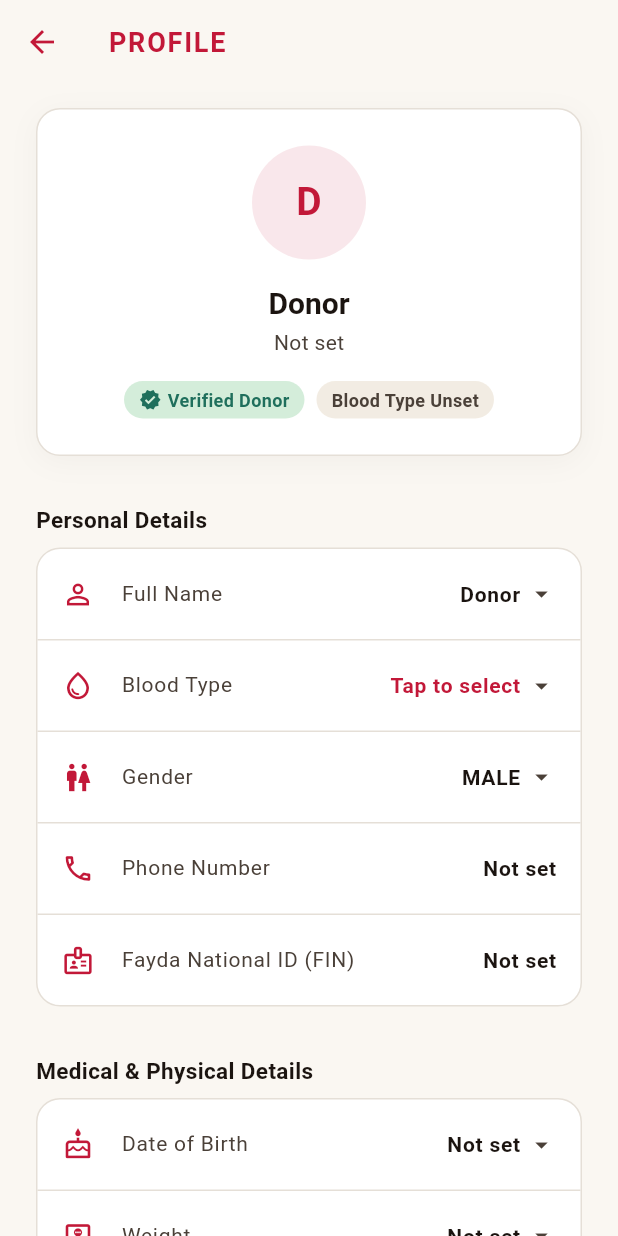
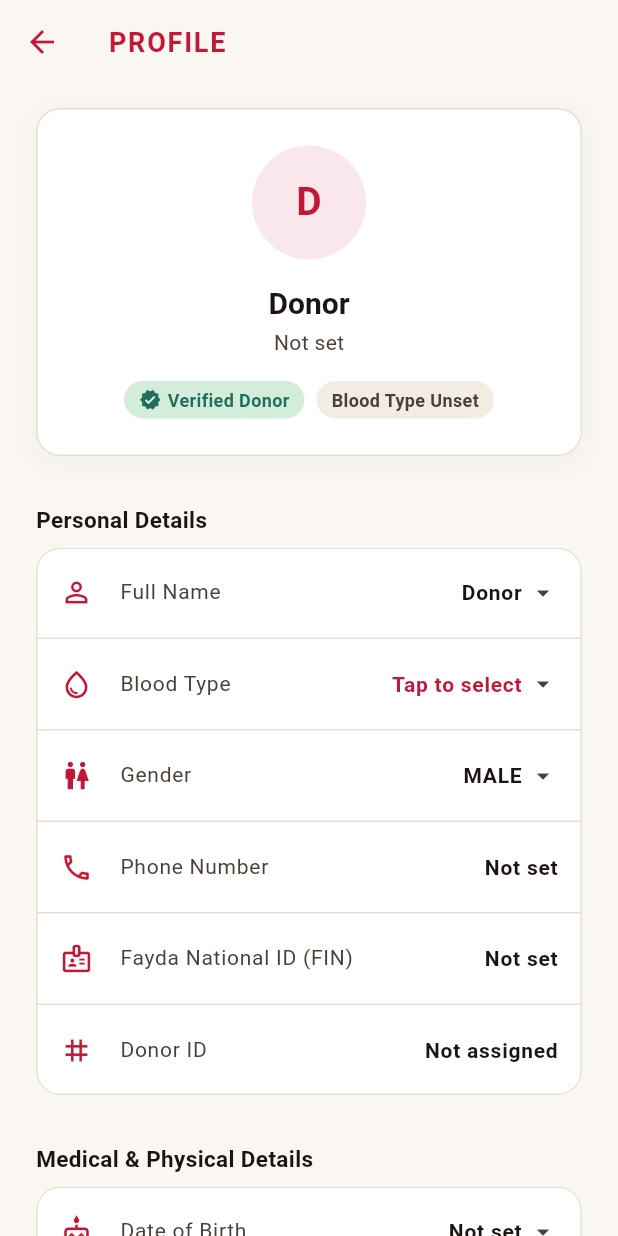
Before and after one commit to Legash-Team/Mobile, a Flutter app: the ProfileScreen screen opened directly, on a phone screen of 412 x 824 dp. Run offline on Flutter 3.47's test engine with Material 3 defaults, Android fonts, the phone set to English and light mode, and no system bars; our stand-ins replace chewie, firebase_core, firebase_messaging, flutter_local_notifications, geolocator, shared_preferences and 1 more; accounts and stored records are empty; Roboto replaces fonts that are missing (IBM Plex Mono, IBM Plex Sans).

Commit message:
feat(mobile): display donor short id with copy action on profile screen (#28)

```diff
--- a/lib/screens/profile_screen.dart
+++ b/lib/screens/profile_screen.dart
@@ -494,6 +494,10 @@ class _ProfileScreenState extends State<ProfileScreen> {
     final name = donor?.name ?? 'Donor';
     final phone = donor?.phone ?? 'Not set';
     final fin = donor?.fin ?? 'Not set';
+    final donorShortId = donor?.shortId;
+    final shortId = (donorShortId != null && donorShortId.trim().isNotEmpty)
+        ? donorShortId
+        : 'Not assigned';
     final bloodType = donor?.bloodType ?? '';
     final gender = donor?.gender ?? 'male';
     final dob = donor?.dob != null ? donor!.dob!.split('T')[0] : 'Not set';
@@ -652,12 +656,13 @@ class _ProfileScreenState extends State<ProfileScreen> {
             ),
           ),
           const SizedBox(height: AppSpacing.xs),
-          Container(
-            decoration: BoxDecoration(
+          Material(
             color: AppColors.surface,
+            shape: RoundedRectangleBorder(
               borderRadius: BorderRadius.circular(AppRadius.lg),
-              border: Border.all(color: AppColors.cardBorder),
+              side: const BorderSide(color: AppColors.cardBorder),
             ),
+            clipBehavior: Clip.antiAlias,
             child: Column(
               children: [
                 _buildActionTile(
@@ -699,6 +704,14 @@ class _ProfileScreenState extends State<ProfileScreen> {
                   value: fin,
                   mono: true,
                 ),
+                const Divider(height: 1, color: AppColors.cardBorder),
+                _buildReadOnlyTile(
+                  icon: Icons.tag,
+                  label: 'Donor ID',
+                  value: shortId,
+                  mono: true,
+                  copyable: donor?.shortId != null && donor!.shortId!.trim().isNotEmpty,
+                ),
               ],
             ),
           ),
@@ -715,12 +728,13 @@ class _ProfileScreenState extends State<ProfileScreen> {
             ),
           ),
           const SizedBox(height: AppSpacing.xs),
-          Container(
-            decoration: BoxDecoration(
+          Material(
             color: AppColors.surface,
+            shape: RoundedRectangleBorder(
               borderRadius: BorderRadius.circular(AppRadius.lg),
-              border: Border.all(color: AppColors.cardBorder),
+              side: const BorderSide(color: AppColors.cardBorder),
             ),
+            clipBehavior: Clip.antiAlias,
             child: Column(
               children: [
                 _buildActionTile(
@@ -785,12 +799,13 @@ class _ProfileScreenState extends State<ProfileScreen> {
             ),
           ),
           const SizedBox(height: AppSpacing.xs),
-          Container(
-            decoration: BoxDecoration(
+          Material(
             color: AppColors.surface,
+            shape: RoundedRectangleBorder(
               borderRadius: BorderRadius.circular(AppRadius.lg),
-              border: Border.all(color: AppColors.cardBorder),
+              side: const BorderSide(color: AppColors.cardBorder),
             ),
+            clipBehavior: Clip.antiAlias,
             child: Column(
               children: [
                 ListTile(
@@ -865,12 +880,16 @@ class _ProfileScreenState extends State<ProfileScreen> {
     required String label,
     required String value,
     bool mono = false,
+    bool copyable = false,
   }) {
     return ListTile(
       contentPadding: const EdgeInsets.symmetric(horizontal: 16, vertical: 2),
       leading: Icon(icon, color: AppColors.crimson, size: 22),
       title: Text(label, style: const TextStyle(fontSize: 14, color: AppColors.textSecondary)),
-      trailing: Text(
+      trailing: Row(
+        mainAxisSize: MainAxisSize.min,
+        children: [
+          Text(
             value,
             style: TextStyle(
               fontSize: 14,
@@ -878,6 +897,31 @@ class _ProfileScreenState extends State<ProfileScreen> {
               fontFamily: mono ? AppFonts.mono : AppFonts.sans,
               color: AppColors.textPrimary,
             ),
+          ),
+          if (copyable) ...[
+            const SizedBox(width: 8),
+            GestureDetector(
+              onTap: () {
+                Clipboard.setData(ClipboardData(text: value));
+                ScaffoldMessenger.of(context).showSnackBar(
+                  SnackBar(
+                    content: Text('$label copied to clipboard'),
+                    duration: const Duration(seconds: 2),
+                    backgroundColor: AppColors.verified,
+                  ),
+                );
+              },
+              child: const Padding(
+                padding: EdgeInsets.all(4.0),
+                child: Icon(
+                  Icons.copy_rounded,
+                  size: 18,
+                  color: AppColors.textSecondary,
+                ),
+              ),
+            ),
+          ],
+        ],
       ),
     );
   }
```
Also changed, not shown: lib/models/donor_model.dart (+7 -3 lines), 1 other file. Lines whose indentation alone changed are shown as unchanged.
